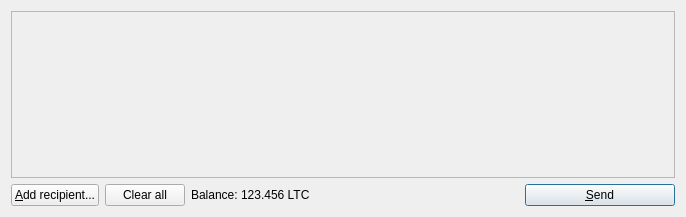
Above: src/qt/forms/sendcoinsdialog.ui from Flyingel/jassycoin before the change. Below: the same form after it.
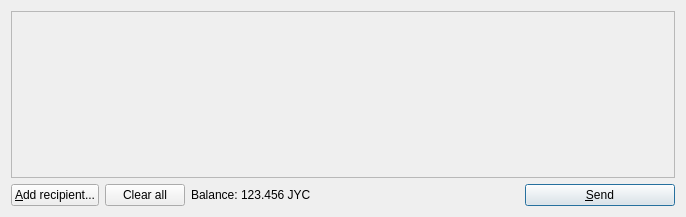
That is the form after the change. Icons and pictures are not drawn.

Diff of the .ui file:
```diff
--- a/src/qt/forms/sendcoinsdialog.ui
+++ b/src/qt/forms/sendcoinsdialog.ui
@@ -110,7 +110,7 @@
        <item>
         <widget class="QLabel" name="labelBalance">
          <property name="text">
-          <string>123.456 LTC</string>
+          <string>123.456 JYC</string>
          </property>
          <property name="textInteractionFlags">
           <set>Qt::LinksAccessibleByMouse|Qt::TextSelectableByKeyboard|Qt::TextSelectableByMouse</set>
```
